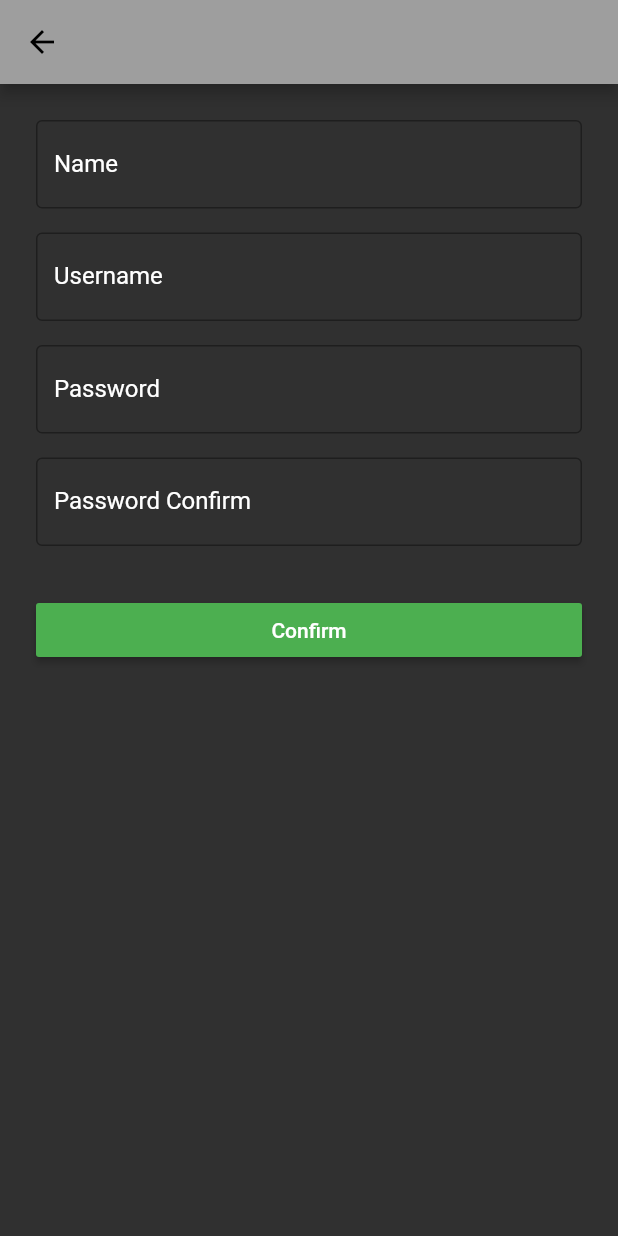
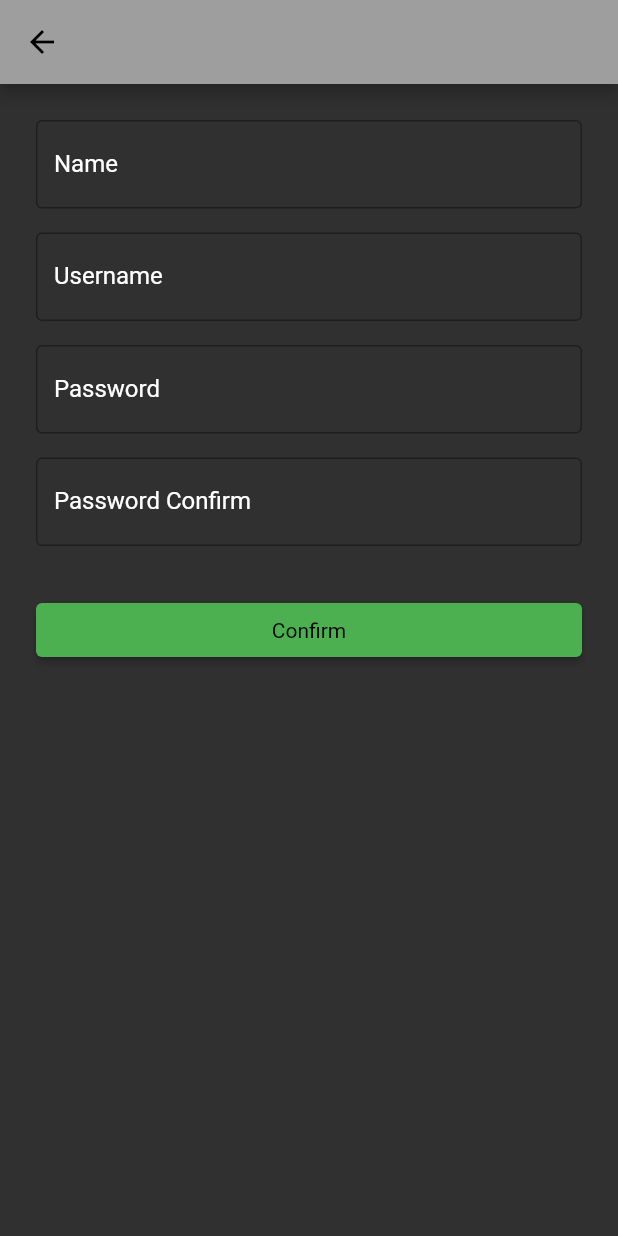
Before and after one commit to potikorn/Flutter-TMDB, a Flutter app: the SignupScreen screen opened directly, on a phone screen of 412 x 824 dp. Run offline on Flutter 3.47's test engine with Material 2 defaults, Android fonts, the phone set to English and light mode, and no system bars; our stand-ins replace percent_indicator, shared_preferences, tuple, youtube_player_iframe; accounts and stored records are empty; generated files the repository leaves out were written again; network calls fail.

```diff
--- a/lib/auth/signup_screen.dart
+++ b/lib/auth/signup_screen.dart
@@ -119,9 +119,11 @@ class _SignupScreenState extends State<SignupScreen> {
                     ),
                   ),
                   SizedBox(height: 32.0),
-                  RaisedButton(
-                    color: Colors.green,
-                    textColor: Colors.white,
+                  ElevatedButton(
+                    style: ElevatedButton.styleFrom(
+                      primary: Colors.green,
+                      textStyle: TextStyle(color: Colors.white),
+                    ),
                     onPressed: () {
                       var isValid = _formKey.currentState.validate();
                       if (isValid) {
--- a/lib/movie/screen/movie_detail_screen.dart
+++ b/lib/movie/screen/movie_detail_screen.dart
@@ -120,8 +120,6 @@ class MovieDetailScreenState extends State<MovieDetailScreen> {
                       switch (snapshot.connectionState) {
                         case ConnectionState.none:
                           return Center(child: Icon(Icons.sync_problem));
-                        case ConnectionState.waiting:
-                          return Center(child: CircularProgressIndicator());
                         case ConnectionState.active:
                         case ConnectionState.done:
                           if (snapshot.hasData) {
@@ -134,6 +132,10 @@ class MovieDetailScreenState extends State<MovieDetailScreen> {
                               ],
                             );
                           }
+                          return Container();
+                        case ConnectionState.waiting:
+                        default:
+                          return Center(child: CircularProgressIndicator());
                       }
                     },
                   ),
--- a/lib/user_profile_screen.dart
+++ b/lib/user_profile_screen.dart
@@ -97,6 +97,7 @@ class _UserProfileScreenState extends State<UserProfileScreen> {
     );
   }
 
+  // ignore: unused_element
   _navigateToAuthScreen() async {
     final AuthResponse result = await Navigator.of(context).push(
       MaterialPageRoute(
--- a/lib/utils/override_color.dart
+++ b/lib/utils/override_color.dart
@@ -14,8 +14,7 @@ class AccentColorOverride extends StatelessWidget {
       data: Theme.of(context).copyWith(
         primaryColor: color,
         hintColor: color,
-        accentColor: color,
-        cursorColor: color,
+        colorScheme: ColorScheme.fromSwatch().copyWith(secondary: color),
       ),
     );
   }
--- a/lib/widget/similar_and_trailer_view.dart
+++ b/lib/widget/similar_and_trailer_view.dart
@@ -168,8 +168,12 @@ class _SimilarAndTrailerTabViewState extends State<SimilarAndTrailerTabView> {
   }
 }
 
+// ignore: must_be_immutable
 class YoutubePlayer extends StatelessWidget {
-  YoutubePlayer({Key key, @required this.videoId}) : super(key: key);
+  YoutubePlayer({
+    Key key,
+    @required this.videoId,
+  }) : super(key: key);
 
   final String videoId;
 
```
Also changed, not shown: lib/auth/login_screen.dart (+3 -4 lines), lib/movie/screen/movie_screen.dart (+9 -9 lines), 2 other files.
